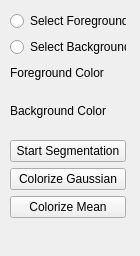
First picture: the form in src/meshlabplugins/editsegment/meshcutdialog.ui, repository cnr-isti-vclab/meshlab, before the edit.
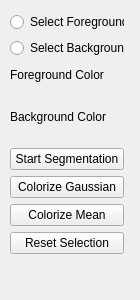
Second picture: the form after the edit. Custom widgets are drawn as their Qt base class.

Commit message: Added a Reset Button

What changed in the file:
```diff
--- a/src/meshlabplugins/editsegment/meshcutdialog.ui
+++ b/src/meshlabplugins/editsegment/meshcutdialog.ui
@@ -6,19 +6,19 @@
     <x>0</x>
     <y>0</y>
     <width>140</width>
-    <height>256</height>
+    <height>300</height>
    </rect>
   </property>
   <property name="windowTitle" >
    <string>Mesh Segmentation</string>
   </property>
-  <widget class="QWidget" name="" >
+  <widget class="QWidget" name="layoutWidget" >
    <property name="geometry" >
     <rect>
      <x>10</x>
-     <y>11</y>
-     <width>116</width>
-     <height>207</height>
+     <y>12</y>
+     <width>114</width>
+     <height>242</height>
     </rect>
    </property>
    <layout class="QVBoxLayout" >
@@ -151,6 +151,13 @@
       </property>
      </widget>
     </item>
+    <item>
+     <widget class="QPushButton" name="resetButton" >
+      <property name="text" >
+       <string>Reset Selection</string>
+      </property>
+     </widget>
+    </item>
    </layout>
   </widget>
  </widget>
```
The commit also changes 2 other files.
